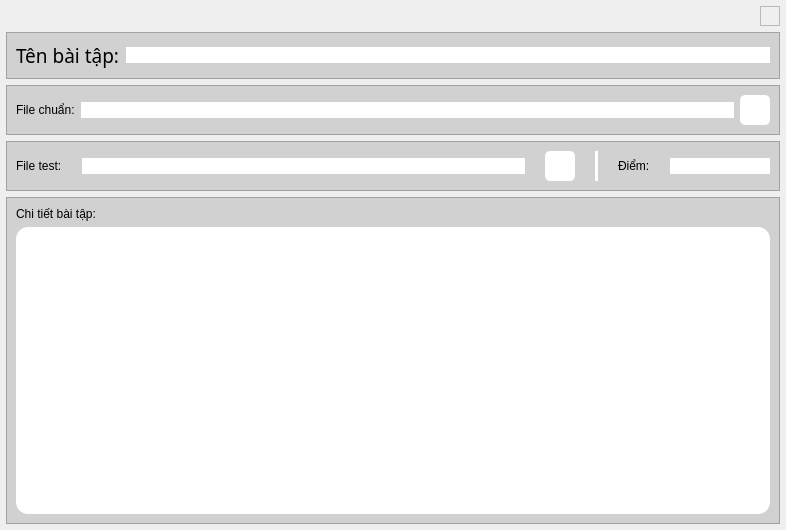
First picture: the form in UI_Files/edit_frame.ui, repository hoangm960/Astraea, before the edit.
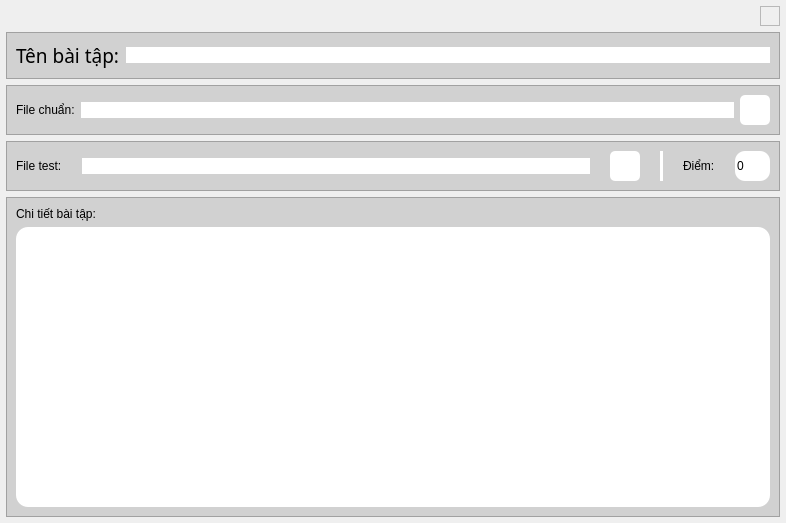
Second picture: the form after the edit. Icons and pictures are not drawn.

What changed in the file:
```diff
--- a/UI_Files/edit_frame.ui
+++ b/UI_Files/edit_frame.ui
@@ -7,7 +7,7 @@
     <x>0</x>
     <y>0</y>
     <width>786</width>
-    <height>530</height>
+    <height>523</height>
    </rect>
   </property>
   <property name="minimumSize">
@@ -345,19 +345,56 @@
        </widget>
       </item>
       <item>
-       <widget class="QLineEdit" name="Score_edit">
-        <property name="maximumSize">
-         <size>
-          <width>100</width>
-          <height>16777215</height>
-         </size>
+       <widget class="QSpinBox" name="Score_edit">
+        <property name="sizePolicy">
+         <sizepolicy hsizetype="Minimum" vsizetype="Preferred">
+          <horstretch>0</horstretch>
+          <verstretch>0</verstretch>
+         </sizepolicy>
         </property>
         <property name="styleSheet">
-         <string notr="true">background-color: rgb(255, 255, 255);
-border-radius: 12px;</string>
-        </property>
-        <property name="alignment">
-         <set>Qt::AlignCenter</set>
+         <string notr="true">QSpinBox {
+	border-radius: 10px;
+	color: rgb(0, 0, 0);
+	background-color: rgb(255, 255, 255);
+}
+QSpinBox::up-button {
+	background-color: rgb(255, 255, 255);
+	border-radius: 5px;
+}
+
+QSpinBox::up-button:hover {
+	background-color: rgb(223, 223, 223);
+}
+
+QSpinBox::up-button:pressed {
+	background-color: rgb(207, 207, 207);
+}
+
+QSpinBox::down-button {
+	background-color: rgb(255, 255, 255);
+	border-radius: 5px;
+}
+
+QSpinBox::down-button:hover {
+	background-color: rgb(223, 223, 223);
+}
+
+QSpinBox::down-button:pressed {
+	background-color: rgb(207, 207, 207);
+}
+
+QSpinBox::up-arrow {
+	image: url(:/images/icons/plus.png);
+    width: 10px;
+    height: 20px;
+}
+
+QSpinBox::down-arrow {
+	image: url(:/images/icons/minus.png);
+    width: 10px;
+    height: 20px;
+}</string>
         </property>
        </widget>
       </item>
```
